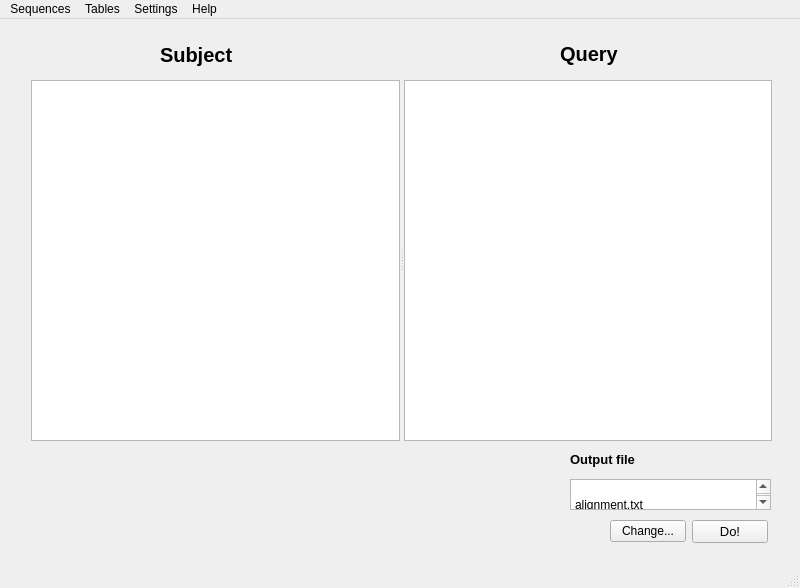
Old version of the form src/gaosb/gui/Gao's SB.ui in the repository bioinformatist/Gao-s-SB.
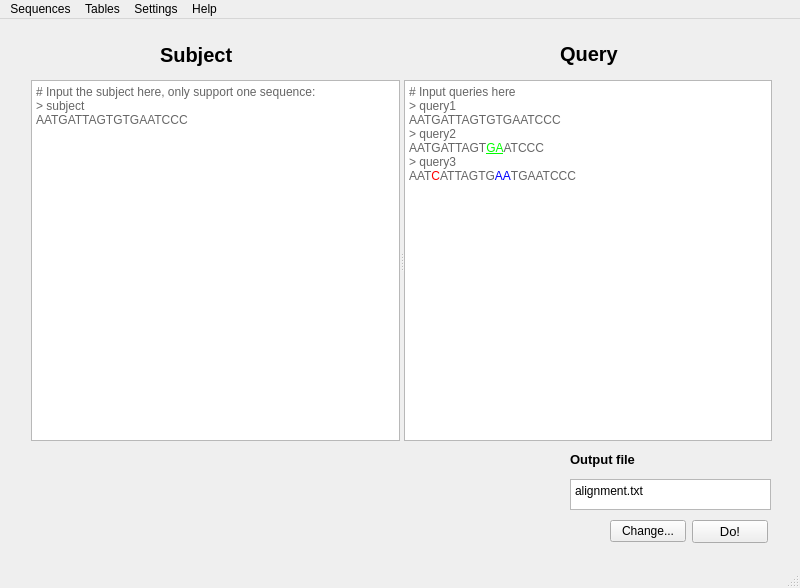
New version of the form. The open tabs and pages were chosen to show the change. Icons and pictures are not drawn.

Patch:
```diff
--- a/src/gaosb/gui/Gao's SB.ui
+++ b/src/gaosb/gui/Gao's SB.ui
@@ -139,8 +139,32 @@
       <property name="orientation">
        <enum>Qt::Horizontal</enum>
       </property>
-      <widget class="QTextEdit" name="textEdit_subject"/>
-      <widget class="QTextEdit" name="textEdit_query"/>
+      <widget class="QTextEdit" name="textEdit_subject">
+       <property name="html">
+        <string>&lt;!DOCTYPE HTML PUBLIC &quot;-//W3C//DTD HTML 4.0//EN&quot; &quot;http://www.w3.org/TR/REC-html40/strict.dtd&quot;&gt;
+&lt;html&gt;&lt;head&gt;&lt;meta name=&quot;qrichtext&quot; content=&quot;1&quot; /&gt;&lt;style type=&quot;text/css&quot;&gt;
+p, li { white-space: pre-wrap; }
+&lt;/style&gt;&lt;/head&gt;&lt;body style=&quot; font-family:'SimSun'; font-size:9pt; font-weight:400; font-style:normal;&quot;&gt;
+&lt;p style=&quot; margin-top:0px; margin-bottom:0px; margin-left:0px; margin-right:0px; -qt-block-indent:0; text-indent:0px;&quot;&gt;&lt;span style=&quot; color:#666666;&quot;&gt;# Input the subject here, only support one sequence:&lt;/span&gt;&lt;/p&gt;
+&lt;p style=&quot; margin-top:0px; margin-bottom:0px; margin-left:0px; margin-right:0px; -qt-block-indent:0; text-indent:0px;&quot;&gt;&lt;span style=&quot; color:#666666;&quot;&gt;&amp;gt; subject&lt;/span&gt;&lt;/p&gt;
+&lt;p style=&quot; margin-top:0px; margin-bottom:0px; margin-left:0px; margin-right:0px; -qt-block-indent:0; text-indent:0px;&quot;&gt;&lt;span style=&quot; color:#666666;&quot;&gt;AATGATTAGTGTGAATCCC&lt;/span&gt;&lt;/p&gt;&lt;/body&gt;&lt;/html&gt;</string>
+       </property>
+      </widget>
+      <widget class="QTextEdit" name="textEdit_query">
+       <property name="html">
+        <string>&lt;!DOCTYPE HTML PUBLIC &quot;-//W3C//DTD HTML 4.0//EN&quot; &quot;http://www.w3.org/TR/REC-html40/strict.dtd&quot;&gt;
+&lt;html&gt;&lt;head&gt;&lt;meta name=&quot;qrichtext&quot; content=&quot;1&quot; /&gt;&lt;style type=&quot;text/css&quot;&gt;
+p, li { white-space: pre-wrap; }
+&lt;/style&gt;&lt;/head&gt;&lt;body style=&quot; font-family:'SimSun'; font-size:9pt; font-weight:400; font-style:normal;&quot;&gt;
+&lt;p style=&quot; margin-top:0px; margin-bottom:0px; margin-left:0px; margin-right:0px; -qt-block-indent:0; text-indent:0px;&quot;&gt;&lt;span style=&quot; color:#666666;&quot;&gt;# Input queries here&lt;/span&gt;&lt;/p&gt;
+&lt;p style=&quot; margin-top:0px; margin-bottom:0px; margin-left:0px; margin-right:0px; -qt-block-indent:0; text-indent:0px;&quot;&gt;&lt;span style=&quot; color:#666666;&quot;&gt;&amp;gt; query1&lt;/span&gt;&lt;/p&gt;
+&lt;p style=&quot; margin-top:0px; margin-bottom:0px; margin-left:0px; margin-right:0px; -qt-block-indent:0; text-indent:0px;&quot;&gt;&lt;span style=&quot; color:#666666;&quot;&gt;AATGATTAGTGTGAATCCC&lt;/span&gt;&lt;/p&gt;
+&lt;p style=&quot; margin-top:0px; margin-bottom:0px; margin-left:0px; margin-right:0px; -qt-block-indent:0; text-indent:0px;&quot;&gt;&lt;span style=&quot; color:#666666;&quot;&gt;&amp;gt; query2&lt;/span&gt;&lt;/p&gt;
+&lt;p style=&quot; margin-top:0px; margin-bottom:0px; margin-left:0px; margin-right:0px; -qt-block-indent:0; text-indent:0px;&quot;&gt;&lt;span style=&quot; color:#666666;&quot;&gt;AATGATTAGT&lt;/span&gt;&lt;span style=&quot; text-decoration: underline; color:#00ff00;&quot;&gt;GA&lt;/span&gt;&lt;span style=&quot; color:#666666;&quot;&gt;ATCCC&lt;/span&gt;&lt;/p&gt;
+&lt;p style=&quot; margin-top:0px; margin-bottom:0px; margin-left:0px; margin-right:0px; -qt-block-indent:0; text-indent:0px;&quot;&gt;&lt;span style=&quot; color:#666666;&quot;&gt;&amp;gt; query3&lt;/span&gt;&lt;/p&gt;
+&lt;p style=&quot; margin-top:0px; margin-bottom:0px; margin-left:0px; margin-right:0px; -qt-block-indent:0; text-indent:0px;&quot;&gt;&lt;span style=&quot; color:#666666;&quot;&gt;AAT&lt;/span&gt;&lt;span style=&quot; color:#ff0000;&quot;&gt;C&lt;/span&gt;&lt;span style=&quot; color:#666666;&quot;&gt;ATTAGTG&lt;/span&gt;&lt;span style=&quot; color:#0000ff;&quot;&gt;AA&lt;/span&gt;&lt;span style=&quot; color:#666666;&quot;&gt;TGAATCCC&lt;/span&gt;&lt;/p&gt;&lt;/body&gt;&lt;/html&gt;</string>
+       </property>
+      </widget>
      </widget>
      <widget class="QTextBrowser" name="textBrowser_alignmentDestination">
       <property name="geometry">
@@ -156,7 +180,6 @@
 &lt;html&gt;&lt;head&gt;&lt;meta name=&quot;qrichtext&quot; content=&quot;1&quot; /&gt;&lt;style type=&quot;text/css&quot;&gt;
 p, li { white-space: pre-wrap; }
 &lt;/style&gt;&lt;/head&gt;&lt;body style=&quot; font-family:'SimSun'; font-size:9pt; font-weight:400; font-style:normal;&quot;&gt;
-&lt;p style=&quot; margin-top:0px; margin-bottom:0px; margin-left:0px; margin-right:0px; -qt-block-indent:0; text-indent:0px;&quot;&gt;                    &lt;/p&gt;
 &lt;p style=&quot; margin-top:0px; margin-bottom:0px; margin-left:0px; margin-right:0px; -qt-block-indent:0; text-indent:0px;&quot;&gt;alignment.txt                &lt;/p&gt;&lt;/body&gt;&lt;/html&gt;</string>
       </property>
      </widget>
```
Left out of the diff: 14 changed lines with no effect on the pictures.
